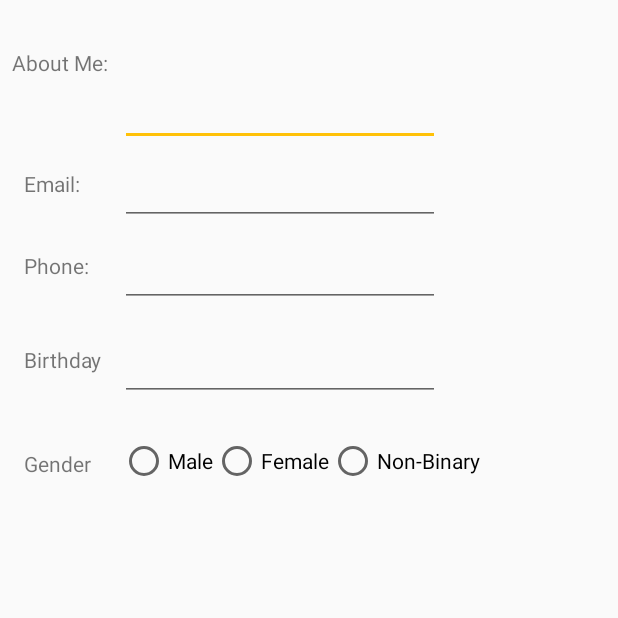
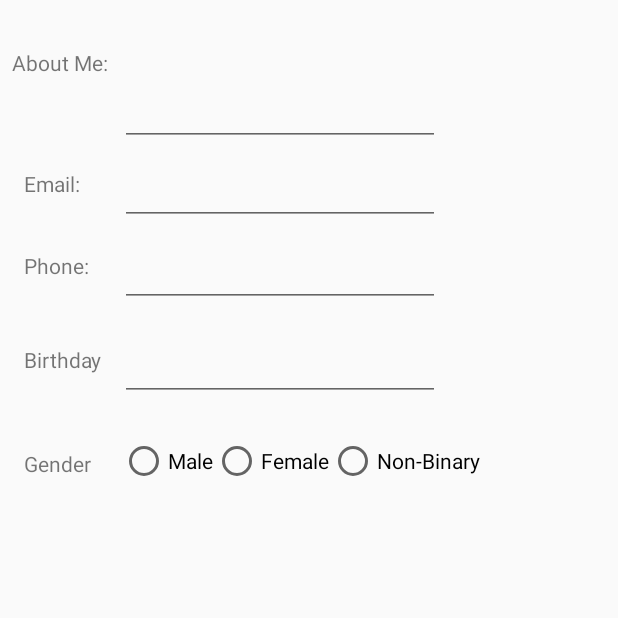
Before and after one commit to ilyayudkovich/InterestUp, an Android app: the fragment Profile_PersonalInfoTab shown on its own in the app's theme, on a phone screen of 412 x 824 dp, the top half of it. Run offline under Robolectric (Android 15) with nearby library versions, the phone set to English and light mode, and no system bars.

Commit message:
Made it so you can't edit text fields by default, fixed interest bugs where deleting ones before the end resulted in the wrong items being present once exiting edit mode.  Fixed it so you only have to hit x button once for interests when in edit mode.

```diff
--- a/app/src/main/java/com/example/mdenker/interestup/Profile.java
+++ b/app/src/main/java/com/example/mdenker/interestup/Profile.java
@@ -10,7 +10,6 @@ import android.support.v4.app.FragmentManager;
 import android.support.v4.view.ViewPager;
 import android.text.Editable;
 import android.text.TextWatcher;
-import android.util.Log;
 import android.view.MenuItem;
 import android.support.v7.app.AppCompatActivity;
 import android.view.View;
@@ -80,35 +79,27 @@ public class Profile extends AppCompatActivity {
         this.finish();
     }
 
-
-
     private void ForceExitKeyboard(View view) {
-        //View view = this.getCurrentFocus();
-        //if (view != null) {
         InputMethodManager imm = (InputMethodManager)getSystemService(Context.INPUT_METHOD_SERVICE);
         imm.hideSoftInputFromWindow(view.getWindowToken(), 0);
-       // }
-  //      view.restoreDefaultFocus();
     }
 
     private void EnableDisableView(View view) {
 
-        if (view.getId() != R.id.AddInterest) {
-
+        // so that only fields that are touchable (like text fields) are focusable ever
+        if (view.getTag() != null && view.getTag().toString().equals("touchableFields")) {
             if (!enabled && view.isFocused()) {
                 ForceExitKeyboard(view);
                 view.clearFocus(); // makes sure you're not still focused no the item after removing keyboard
             }
-
             view.setFocusableInTouchMode(enabled);
-
+        }
 
         if (view instanceof ViewGroup) {
             ViewGroup group = (ViewGroup) view;
 
             for (int idx = 0; idx < group.getChildCount(); idx++) {
                 EnableDisableView(group.getChildAt(idx));
-                }
             }
         }
     }
@@ -119,11 +110,9 @@ public class Profile extends AppCompatActivity {
 
 
     public void OnEditClick(View view) {
-        //mViewPager.setFocusable(true);
         enabled = !enabled;
 
         if (!enabled) {
-        //    ForceExitKeyboard();
             doneButton.setVisibility(View.GONE);
             cancelButton.setVisibility(View.GONE);
 
--- a/app/src/main/java/com/example/mdenker/interestup/Profile_InterestsTab.java
+++ b/app/src/main/java/com/example/mdenker/interestup/Profile_InterestsTab.java
@@ -21,7 +21,7 @@ import java.util.ArrayList;
 import java.util.Collections;
 
 /**
- * Created by Jorge Delgado on 2/28/2018.
+ * Created by mdenker on 2/28/2018.
  */
 
 public class Profile_InterestsTab extends Fragment {
@@ -60,7 +60,6 @@ public class Profile_InterestsTab extends Fragment {
 
         interestArrayAdapter = new InterestAdapter(getActivity(), interests, this);
         editInterestArrayAdapter = new EditableInterestAdapter(getActivity(), interests, this);
-
 
         gridView = (GridView) view.findViewById(R.id.gridView1);
         gridView.setAdapter(interestArrayAdapter);
@@ -161,5 +160,6 @@ public class Profile_InterestsTab extends Fragment {
 
     public void OnEditXClicked(String element) {
         editInterestArrayAdapter.remove(element);
+        interestArrayAdapter.remove(element);
     }
 }
--- a/app/src/main/res/layout/profile_personal_info_tab.xml
+++ b/app/src/main/res/layout/profile_personal_info_tab.xml
@@ -10,12 +10,15 @@
         android:id="@+id/editText2"
         android:layout_width="wrap_content"
         android:layout_height="81dp"
+        android:focusableInTouchMode="false"
         android:layout_marginStart="8dp"
         android:layout_marginTop="16dp"
         android:ems="10"
         android:inputType="textMultiLine"
+        android:tag="touchableFields"
         app:layout_constraintStart_toEndOf="@+id/textView8"
-        app:layout_constraintTop_toTopOf="parent" />
+        app:layout_constraintTop_toTopOf="parent"
+        tools:focusableInTouchMode="true" />
 
     <TextView
         android:id="@+id/textView8"
@@ -71,31 +74,40 @@
         android:id="@+id/editText3"
         android:layout_width="wrap_content"
         android:layout_height="wrap_content"
+        android:focusableInTouchMode="false"
         android:layout_marginTop="7dp"
         android:ems="10"
         android:inputType="textEmailAddress"
+        android:tag="touchableFields"
         app:layout_constraintStart_toStartOf="@+id/editText2"
-        app:layout_constraintTop_toBottomOf="@+id/editText2" />
+        app:layout_constraintTop_toBottomOf="@+id/editText2"
+        tools:focusableInTouchMode="true" />
 
     <EditText
         android:id="@+id/editText4"
         android:layout_width="wrap_content"
         android:layout_height="wrap_content"
+        android:focusableInTouchMode="false"
         android:layout_marginTop="9dp"
         android:ems="10"
         android:inputType="phone"
+        android:tag="touchableFields"
         app:layout_constraintStart_toStartOf="@+id/editText3"
-        app:layout_constraintTop_toBottomOf="@+id/editText3" />
+        app:layout_constraintTop_toBottomOf="@+id/editText3"
+        tools:focusableInTouchMode="true" />
 
     <EditText
         android:id="@+id/editText5"
         android:layout_width="wrap_content"
         android:layout_height="wrap_content"
+        android:focusableInTouchMode="false"
         android:layout_marginTop="17dp"
         android:ems="10"
         android:inputType="date"
+        android:tag="touchableFields"
         app:layout_constraintStart_toStartOf="@+id/editText4"
-        app:layout_constraintTop_toBottomOf="@+id/editText4" />
+        app:layout_constraintTop_toBottomOf="@+id/editText4"
+        tools:focusableInTouchMode="true" />
 
     <RadioGroup
         android:id="@+id/radioGroup"
```
Lines whose indentation alone changed are shown as unchanged.
